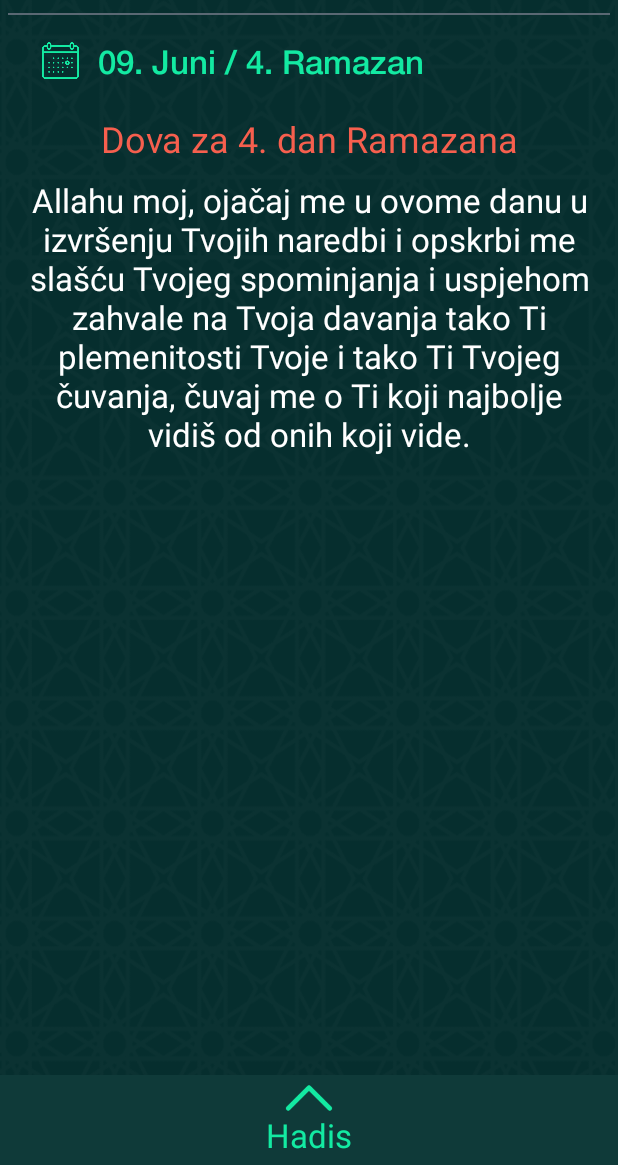
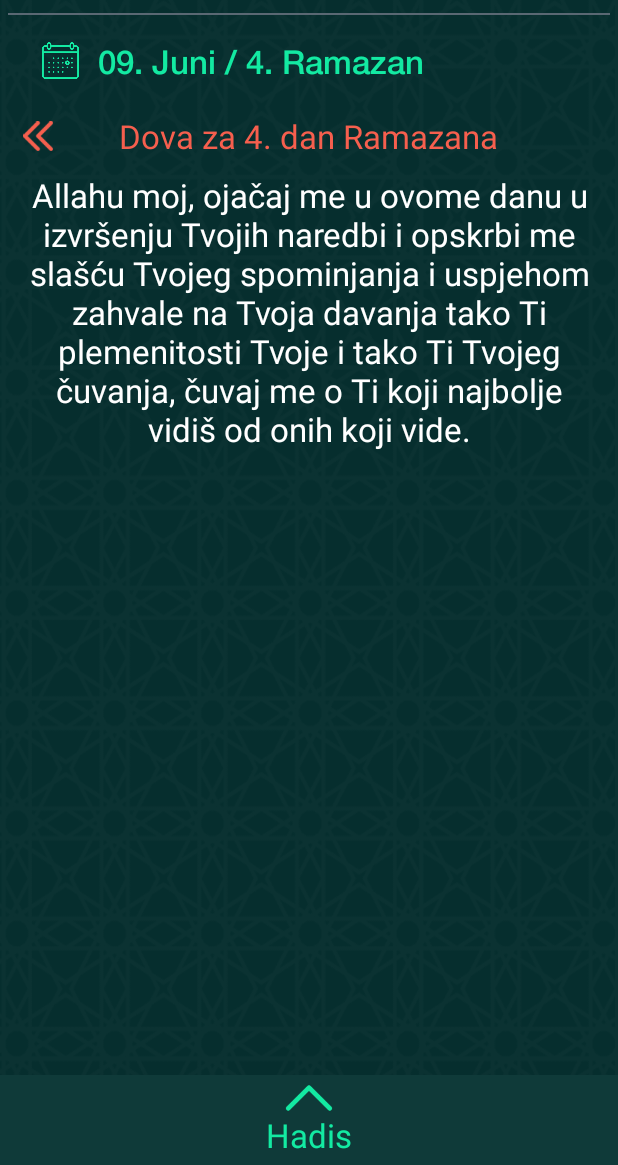
Before and after one commit to azra-avdic/RamazanskeDove, an Android app: the screen it shows after launch (MainActivity), on a phone screen of 412 x 824 dp, the part 71-1236 px from its top. Run offline under Robolectric (Android 15) with nearby library versions, the phone set to English and light mode, and no system bars; our stand-ins replace ButterKnife; Roboto replaces fonts that are not available here; 4 statements that could not run were skipped.

Commit message:
Refactor and Rewind functionality

```diff
--- a/app/src/main/java/com/coderock/azra/ramazanskedove/FragmentPage.java
+++ b/app/src/main/java/com/coderock/azra/ramazanskedove/FragmentPage.java
@@ -4,6 +4,7 @@ import android.graphics.Typeface;
 import android.os.Bundle;
 import android.support.annotation.Nullable;
 import android.support.v4.app.Fragment;
+import android.util.Log;
 import android.view.LayoutInflater;
 import android.view.View;
 import android.view.ViewGroup;
@@ -27,6 +28,9 @@ public class FragmentPage extends Fragment {
     @BindView(R.id.ivUp) ImageView ivUp;
     @BindView(R.id.ivDown) ImageView ivDown;
     @BindView(R.id.svHadis) ScrollView svHadis;
+    @BindView(R.id.ivBack) ImageView ivBack;
+
+    private onRewindClickListener rewindClickListener;
 
     // newInstance constructor for creating fragment with argument
     public static FragmentPage newInstance(int position) {
@@ -55,6 +59,7 @@ public class FragmentPage extends Fragment {
         tvDoaArab.setText(getDoaArab(position));
         tvDoa.setText(getDoa(position));
         tvHadis.setText(getHadis(position));
+        ivBack.setVisibility(position == 0 ? View.GONE : View.VISIBLE);
         setFonts();
 
         View.OnClickListener listener = new View.OnClickListener() {
@@ -75,6 +80,14 @@ public class FragmentPage extends Fragment {
         tvHadisTitle.setOnClickListener(listener);
         ivUp.setOnClickListener(listener);
         ivDown.setOnClickListener(listener);
+
+        ivBack.setOnClickListener(new View.OnClickListener() {
+            @Override
+            public void onClick(View v) {
+                Log.d("TAG", "onClick");
+                rewindClickListener.onRewindClick();
+            }
+        });
 
         return view;
     }
@@ -161,7 +174,6 @@ public class FragmentPage extends Fragment {
         }
     }
 
-
     public void setFonts(){
         Typeface fontHelvetica = Typeface.createFromAsset(getActivity().getBaseContext().getAssets(), "fonts/Helvetica.ttf");
         Typeface fontHelveticaObl = Typeface.createFromAsset(getActivity().getBaseContext().getAssets(), "fonts/Helvetica-Oblique.ttf");
@@ -179,4 +191,11 @@ public class FragmentPage extends Fragment {
         unbinder.unbind();
     }
 
+    public interface onRewindClickListener{
+         void onRewindClick();
+    }
+
+    public void setRewindClickListener(onRewindClickListener rewindClickListener) {
+        this.rewindClickListener = rewindClickListener;
+    }
 }
--- a/app/src/main/java/com/coderock/azra/ramazanskedove/MainActivity.java
+++ b/app/src/main/java/com/coderock/azra/ramazanskedove/MainActivity.java
@@ -17,6 +17,7 @@ import android.text.style.ClickableSpan;
 import android.text.style.ForegroundColorSpan;
 import android.text.style.StyleSpan;
 import android.text.style.UnderlineSpan;
+import android.util.Log;
 import android.view.MenuItem;
 import android.view.View;
 import android.widget.AdapterView;
@@ -29,7 +30,7 @@ import butterknife.BindArray;
 import butterknife.BindView;
 import butterknife.ButterKnife;
 
-public class MainActivity extends AppCompatActivity {
+public class MainActivity extends AppCompatActivity implements FragmentPage.onRewindClickListener {
 
     @BindView(R.id.tvSinglePageContent) TextView tvSinglePageContent;
     @BindView(R.id.svSinglePageContent) ScrollView svSinglePageContent;
@@ -58,7 +59,9 @@ public class MainActivity extends AppCompatActivity {
         }
         mTitle = getTitle();
 
-        viewPager.setAdapter(new PagesAdapter(getSupportFragmentManager(),this));
+        PagesAdapter pagesAdapter = new PagesAdapter(getSupportFragmentManager(),this);
+        pagesAdapter.setRewindClickListener(this);
+        viewPager.setAdapter(pagesAdapter);
         viewPager.setCurrentItem(Utils.getDayInRamadan() < 0 ? 0 : Utils.getDayInRamadan());
 
         if (tvToday != null) {
@@ -95,12 +98,17 @@ public class MainActivity extends AppCompatActivity {
         mDrawerToggle.syncState();
     }
 
+    @Override
+    public void onRewindClick() {
+        Log.d("TAG", "onRewindClick callback");
+        viewPager.setCurrentItem(0);
+    }
+
     private class DrawerItemClickListener implements ListView.OnItemClickListener {
         @Override
         public void onItemClick(AdapterView<?> parent, View view, int position, long id) {
             selectItem(position);
         }
-
     }
 
     private void selectItem(int position) {
@@ -188,6 +196,7 @@ public class MainActivity extends AppCompatActivity {
         mDrawerList.setSelection(0);
         mDrawerList.setItemChecked(0, true);
 
+        //todo check if this toggle is necessary
         mDrawerToggle = new ActionBarDrawerToggle(
                 this,
                 mDrawerLayout,
--- a/app/src/main/java/com/coderock/azra/ramazanskedove/PagesAdapter.java
+++ b/app/src/main/java/com/coderock/azra/ramazanskedove/PagesAdapter.java
@@ -6,6 +6,7 @@ import android.support.v4.app.FragmentManager;
 import android.support.v4.app.FragmentPagerAdapter;
 
 public class PagesAdapter extends FragmentPagerAdapter {
+    private FragmentPage.onRewindClickListener rewindClickListener;
 
     private Context mContext;
     public PagesAdapter(FragmentManager fragmentManager, Context c) {
@@ -13,9 +14,12 @@ public class PagesAdapter extends FragmentPagerAdapter {
         mContext = c;
     }
 
+
     @Override
     public Fragment getItem(int position) {
-        return FragmentPage.newInstance(position);
+        FragmentPage fragmentPage = FragmentPage.newInstance(position);
+        fragmentPage.setRewindClickListener(rewindClickListener);
+        return fragmentPage;
     }
 
     @Override
@@ -30,6 +34,10 @@ public class PagesAdapter extends FragmentPagerAdapter {
         return mContext.getString(customPagerEnum.getmTitleResId());
     }
 
+    public void setRewindClickListener(FragmentPage.onRewindClickListener rewindClickListener) {
+        this.rewindClickListener = rewindClickListener;
+    }
+
 
 
 
--- a/app/src/main/java/com/coderock/azra/ramazanskedove/Utils.java
+++ b/app/src/main/java/com/coderock/azra/ramazanskedove/Utils.java
@@ -102,7 +102,7 @@ public class Utils {
 
     public static String getCurrentMonthAsString(){
         Date today = new Date();
-        String intMonth = (String) android.text.format.DateFormat.format("MM", today); //example "06
+        String intMonth = (String) android.text.format.DateFormat.format("MM", today); //example "06"
         return convertIntMonthToBosnianMonthName(intMonth);
     }
 
--- a/app/src/main/res/layout/fragment_page.xml
+++ b/app/src/main/res/layout/fragment_page.xml
@@ -8,20 +8,43 @@
     android:gravity="center_horizontal"
     tools:background="@drawable/green">
 
-    <TextView
-        android:id="@+id/tvTitle"
-        android:layout_marginTop="@dimen/today_title_margin_top_bottom"
+    <RelativeLayout
+        android:id="@+id/rlTitle"
         android:layout_width="match_parent"
         android:layout_height="wrap_content"
-        tools:text="@string/test_title"
-        android:textStyle="bold|italic"
-        android:textColor="@color/orange"
-        android:textSize="@dimen/doa_title_text_size"
         android:layout_alignParentTop="true"
-        android:gravity="center" />
+        android:layout_marginTop="@dimen/today_title_margin_top_bottom"
+        >
+        <ImageView
+            android:id="@+id/ivBack"
+            android:layout_alignParentLeft="true"
+            android:layout_marginLeft="15dp"
+            android:layout_marginRight="5dp"
+            android:layout_width="wrap_content"
+            android:layout_height="wrap_content"
+            android:src="@drawable/rewind"
+            android:tint="@color/orange"
+            android:visibility = "visible"
+            tools:visibility ="visible"
+            android:layout_centerVertical="true"
+            />
+        <TextView
+            android:id="@+id/tvTitle"
+            android:layout_width="wrap_content"
+            android:layout_height="wrap_content"
+            android:layout_centerInParent="true"
+            tools:text="Dova za 1. dan Ramazana"
+            android:textColor="@color/orange"
+            android:textSize="@dimen/today_title_text_size"
+            />
+
+
+    </RelativeLayout>
+
+
 
     <ScrollView
-        android:layout_below="@+id/tvTitle"
+        android:layout_below="@+id/rlTitle"
         android:layout_above="@+id/llHadis"
         android:id="@+id/svContent"
         android:layout_width="wrap_content"
```
Also changed, not shown: app/src/main/res/drawable-hdpi/rewind.png (added), app/src/main/res/drawable-mdpi/rewind.png (added), app/src/main/res/drawable-xhdpi/rewind.png (added), app/src/main/res/drawable-xxhdpi/rewind.png (added), app/src/main/res/drawable-xxxhdpi/rewind.png (added).
